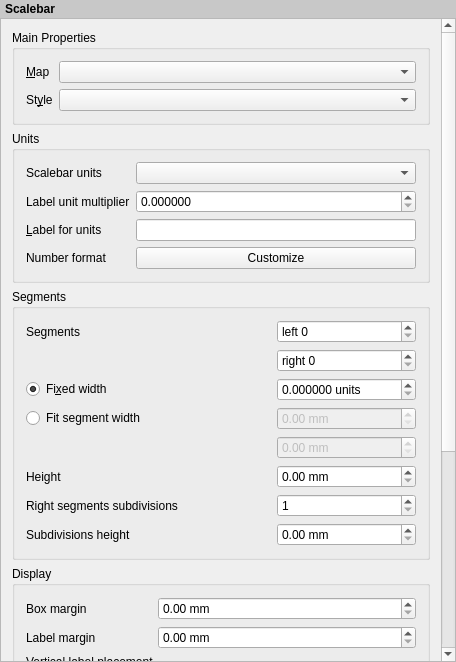
dericke/QGIS, file src/ui/layout/qgslayoutscalebarwidgetbase.ui: the form before one commit.
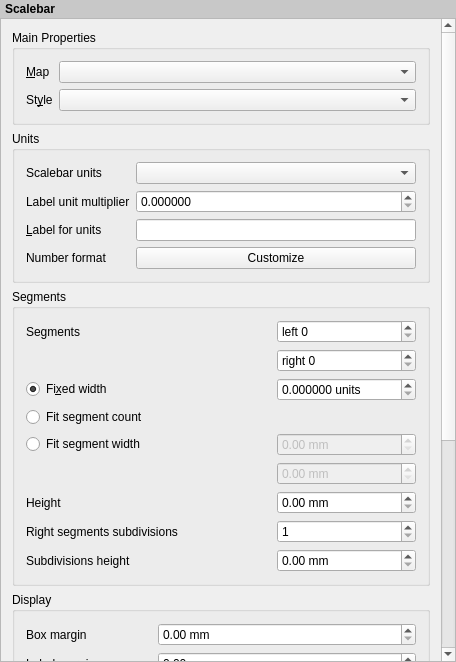
The form after the commit. Custom widgets are drawn as their Qt base class.

```diff
--- a/src/ui/layout/qgslayoutscalebarwidgetbase.ui
+++ b/src/ui/layout/qgslayoutscalebarwidgetbase.ui
@@ -235,10 +235,86 @@
           <bool>false</bool>
          </property>
          <layout class="QGridLayout" name="gridLayout_3" columnstretch="0,0,0">
-          <item row="0" column="0">
-           <widget class="QLabel" name="mSegmentLabel">
+          <item row="7" column="2">
+           <widget class="QgsSpinBox" name="mNumberOfSubdivisionsSpinBox">
+            <property name="suffix">
+             <string/>
+            </property>
+            <property name="prefix">
+             <string/>
+            </property>
+            <property name="minimum">
+             <number>1</number>
+            </property>
+           </widget>
+          </item>
+          <item row="2" column="0" colspan="2">
+           <widget class="QRadioButton" name="mFixedSizeRadio">
             <property name="text">
-             <string>Segments</string>
+             <string>Fi&amp;xed width</string>
+            </property>
+            <property name="checked">
+             <bool>true</bool>
+            </property>
+           </widget>
+          </item>
+          <item row="6" column="2">
+           <widget class="QgsDoubleSpinBox" name="mHeightSpinBox">
+            <property name="suffix">
+             <string> mm</string>
+            </property>
+            <property name="maximum">
+             <double>9999999999999.000000000000000</double>
+            </property>
+            <property name="showClearButton">
+             <bool>false</bool>
+            </property>
+           </widget>
+          </item>
+          <item row="6" column="0" colspan="2">
+           <widget class="QLabel" name="label">
+            <property name="text">
+             <string>Height</string>
+            </property>
+           </widget>
+          </item>
+          <item row="7" column="0">
+           <widget class="QLabel" name="mSubdivisionsLabel">
+            <property name="text">
+             <string>Right segments subdivisions</string>
+            </property>
+           </widget>
+          </item>
+          <item row="0" column="2">
+           <widget class="QgsSpinBox" name="mSegmentsLeftSpinBox">
+            <property name="suffix">
+             <string/>
+            </property>
+            <property name="prefix">
+             <string>left </string>
+            </property>
+           </widget>
+          </item>
+          <item row="8" column="2">
+           <widget class="QgsDoubleSpinBox" name="mSubdivisionsHeightSpinBox">
+            <property name="suffix">
+             <string> mm</string>
+            </property>
+            <property name="maximum">
+             <double>999.990000000000009</double>
+            </property>
+           </widget>
+          </item>
+          <item row="4" column="2">
+           <widget class="QgsDoubleSpinBox" name="mMinWidthSpinBox">
+            <property name="enabled">
+             <bool>false</bool>
+            </property>
+            <property name="suffix">
+             <string> mm</string>
+            </property>
+            <property name="maximum">
+             <double>999.990000000000009</double>
             </property>
            </widget>
           </item>
@@ -261,13 +337,6 @@
             </property>
            </widget>
           </item>
-          <item row="5" column="0" colspan="2">
-           <widget class="QLabel" name="label">
-            <property name="text">
-             <string>Height</string>
-            </property>
-           </widget>
-          </item>
           <item row="1" column="2">
            <widget class="QgsSpinBox" name="mNumberOfSegmentsSpinBox">
             <property name="suffix">
@@ -281,98 +350,32 @@
             </property>
            </widget>
           </item>
-          <item row="0" column="2">
-           <widget class="QgsSpinBox" name="mSegmentsLeftSpinBox">
-            <property name="suffix">
-             <string/>
-            </property>
-            <property name="prefix">
-             <string>left </string>
-            </property>
-           </widget>
-          </item>
-          <item row="2" column="0" colspan="2">
-           <widget class="QRadioButton" name="mFixedSizeRadio">
-            <property name="text">
-             <string>Fi&amp;xed width</string>
-            </property>
-            <property name="checked">
-             <bool>true</bool>
-            </property>
-           </widget>
-          </item>
-          <item row="3" column="0" colspan="2">
+          <item row="4" column="0" colspan="2">
            <widget class="QRadioButton" name="mFitWidthRadio">
             <property name="text">
              <string>Fit segment width</string>
             </property>
            </widget>
           </item>
-          <item row="5" column="2">
-           <widget class="QgsDoubleSpinBox" name="mHeightSpinBox">
-            <property name="suffix">
-             <string> mm</string>
-            </property>
-            <property name="maximum">
-             <double>999.990000000000009</double>
-            </property>
-           </widget>
-          </item>
-          <item row="3" column="2">
-           <widget class="QgsDoubleSpinBox" name="mMinWidthSpinBox">
-            <property name="enabled">
-             <bool>false</bool>
-            </property>
-            <property name="suffix">
-             <string> mm</string>
-            </property>
-            <property name="maximum">
-             <double>999.990000000000009</double>
-            </property>
-           </widget>
-          </item>
-          <item row="4" column="2">
-           <widget class="QgsDoubleSpinBox" name="mMaxWidthSpinBox">
-            <property name="enabled">
-             <bool>false</bool>
-            </property>
-            <property name="suffix">
-             <string> mm</string>
-            </property>
-            <property name="maximum">
-             <double>999.990000000000009</double>
-            </property>
-           </widget>
-          </item>
-          <item row="6" column="0">
-           <widget class="QLabel" name="mSubdivisionsLabel">
+          <item row="0" column="0">
+           <widget class="QLabel" name="mSegmentLabel">
             <property name="text">
-             <string>Right segments subdivisions</string>
+             <string>Segments</string>
             </property>
            </widget>
           </item>
-          <item row="6" column="2">
-           <widget class="QgsSpinBox" name="mNumberOfSubdivisionsSpinBox">
-            <property name="suffix">
-             <string/>
-            </property>
-            <property name="prefix">
-             <string/>
-            </property>
-            <property name="minimum">
-             <number>1</number>
-            </property>
-           </widget>
-          </item>
-          <item row="7" column="0">
+          <item row="8" column="0">
            <widget class="QLabel" name="mSubdivisionsHeightLabel">
             <property name="text">
              <string>Subdivisions height</string>
             </property>
            </widget>
           </item>
-          <item row="7" column="2">
-           <widget class="QgsDoubleSpinBox" name="mSubdivisionsHeightSpinBox">
+          <item row="5" column="2">
+           <widget class="QgsDoubleSpinBox" name="mMaxWidthSpinBox">
+            <property name="enabled">
+             <bool>false</bool>
+            </property>
             <property name="suffix">
              <string> mm</string>
             </property>
@@ -381,6 +384,13 @@
             </property>
            </widget>
           </item>
+          <item row="3" column="0">
+           <widget class="QRadioButton" name="mFitCountRadio">
+            <property name="text">
+             <string>Fit segment count</string>
+            </property>
+           </widget>
+          </item>
          </layout>
         </widget>
        </item>
```
